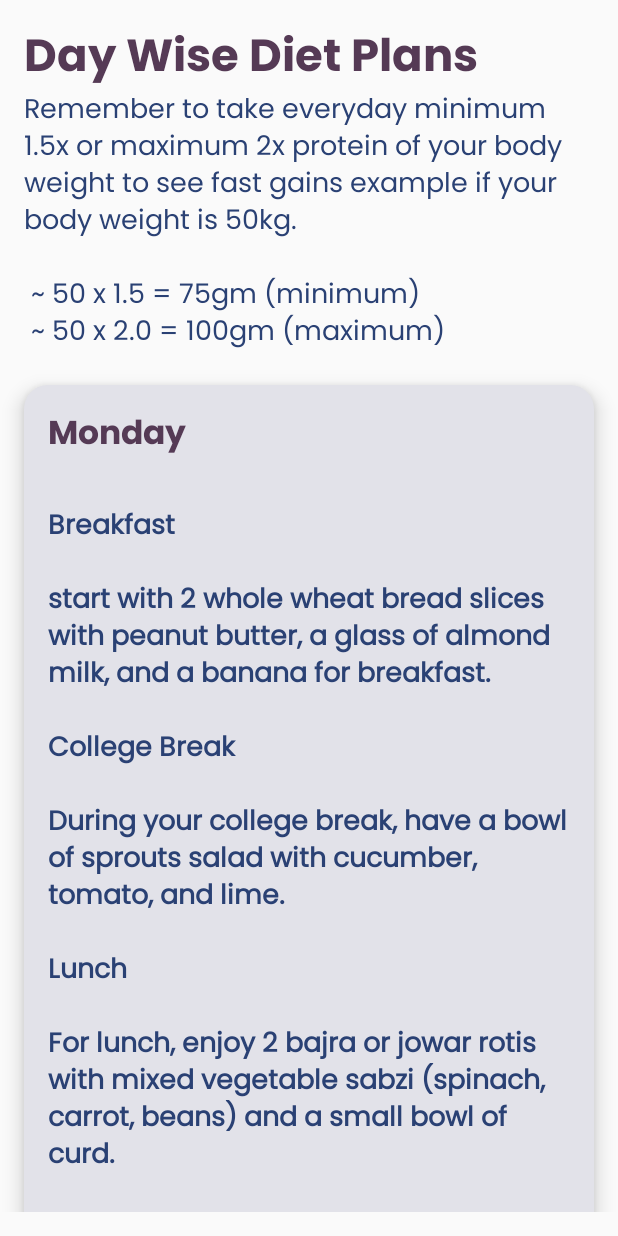
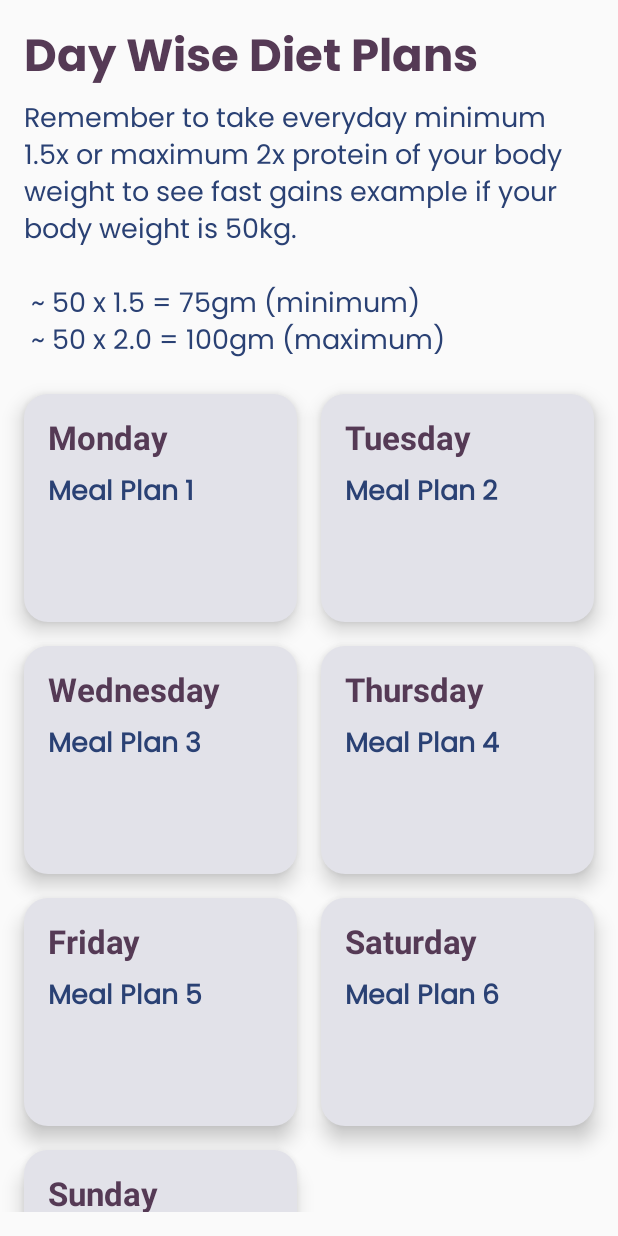
Before and after one commit to kotlindevs/FitByKit, an Android app built with Jetpack Compose: the screen it shows after launch (MainActivity), after a tap on "View Diet Plans", on a phone screen of 412 x 824 dp. Run offline under Robolectric (Android 15) with nearby library versions, the phone set to English and light mode, and no system bars; 4 statements that could not run were skipped; 1 other tap on this screen came first.

Commit message:
card format changed to grid

```diff
--- a/app/src/main/AndroidManifest.xml
+++ b/app/src/main/AndroidManifest.xml
@@ -20,7 +20,7 @@
         android:supportsRtl="true"
         android:theme="@style/Theme.FitByKit"
         tools:targetApi="31">
-        <activity android:name=".VideoPlayerActivity"/>
+        <activity android:name=".Screens.VideoPlayerActivity"/>
         <receiver android:name=".Notifications.ReminderBroadcast" android:exported="false"/>
         <activity
             android:name=".MainActivity"
--- a/app/src/main/java/com/example/fitbykit/Screens/DietListScreen.kt
+++ b/app/src/main/java/com/example/fitbykit/Screens/DietListScreen.kt
@@ -1,33 +1,18 @@
 package com.example.fitbykit.Screens
 
 import androidx.compose.foundation.clickable
-import androidx.compose.foundation.layout.Column
-import androidx.compose.foundation.layout.PaddingValues
-import androidx.compose.foundation.layout.Spacer
-import androidx.compose.foundation.layout.WindowInsets
-import androidx.compose.foundation.layout.asPaddingValues
-import androidx.compose.foundation.layout.fillMaxSize
-import androidx.compose.foundation.layout.fillMaxWidth
-import androidx.compose.foundation.layout.height
-import androidx.compose.foundation.layout.heightIn
-import androidx.compose.foundation.layout.padding
-import androidx.compose.foundation.layout.statusBars
-import androidx.compose.foundation.lazy.LazyColumn
-import androidx.compose.foundation.lazy.items
+import androidx.compose.foundation.layout.*
+import androidx.compose.foundation.lazy.grid.GridCells
+import androidx.compose.foundation.lazy.grid.LazyVerticalGrid
+import androidx.compose.foundation.lazy.grid.items
 import androidx.compose.foundation.shape.RoundedCornerShape
-import androidx.compose.material3.AlertDialog
-import androidx.compose.material3.Button
-import androidx.compose.material3.Card
-import androidx.compose.material3.CardDefaults
-import androidx.compose.material3.MaterialTheme
-import androidx.compose.material3.Text
-import androidx.compose.runtime.Composable
-import androidx.compose.runtime.mutableStateOf
-import androidx.compose.runtime.remember
+import androidx.compose.material3.*
+import androidx.compose.runtime.*
 import androidx.compose.ui.Modifier
 import androidx.compose.ui.text.font.Font
 import androidx.compose.ui.text.font.FontFamily
 import androidx.compose.ui.text.font.FontWeight
+import androidx.compose.ui.text.style.TextDecoration
 import androidx.compose.ui.unit.dp
 import androidx.lifecycle.viewmodel.compose.viewModel
 import androidx.navigation.NavController
@@ -38,20 +23,23 @@ import com.example.fitbykit.ViewModels.DietListViewModel
 fun DietListScreen(navController: NavController, dietListViewModel: DietListViewModel = viewModel()) {
 
     val dietGroup = dietListViewModel.dietGroups
-    val showDialog = remember { mutableStateOf(false) } // Dialog visibility state
+    val showDialog = remember { mutableStateOf(false) }
+    val completedDietGroups = remember { mutableStateListOf<Boolean>() }
+
+    LaunchedEffect(dietGroup) {
+        if (dietGroup.isNotEmpty()) {
+            completedDietGroups.clear()
+            completedDietGroups.addAll(List(dietGroup.size) { false })
+        }
+    }
 
     Column(
         modifier = Modifier
             .fillMaxSize()
             .padding(16.dp)
     ) {
-        val customFontRegular = FontFamily(
-            Font(R.font.regular, FontWeight.Normal)
-        )
-
-        val customFontBold = FontFamily(
-            Font(R.font.bold, FontWeight.Normal)
-        )
+        val customFontRegular = FontFamily(Font(R.font.regular, FontWeight.Normal))
+        val customFontBold = FontFamily(Font(R.font.bold, FontWeight.Normal))
 
         Text(
             text = "Day Wise Diet Plans",
@@ -59,10 +47,7 @@ fun DietListScreen(navController: NavController, dietListViewModel: DietListView
             color = MaterialTheme.colorScheme.tertiary,
             fontFamily = customFontBold,
             fontWeight = FontWeight.Bold,
-            modifier = Modifier.padding(
-                top = WindowInsets.statusBars.asPaddingValues().calculateTopPadding(),
-                bottom = 2.dp
-            )
+            modifier = Modifier.padding(top = WindowInsets.statusBars.asPaddingValues().calculateTopPadding(), bottom = 8.dp)
         )
 
         Text(
@@ -73,32 +58,46 @@ fun DietListScreen(navController: NavController, dietListViewModel: DietListView
             modifier = Modifier.padding(bottom = 16.dp)
         )
 
-        LazyColumn(
-            modifier = Modifier.fillMaxWidth(),
+        if (dietGroup.isNotEmpty()) {
+            LazyVerticalGrid(
+                columns = GridCells.Fixed(2),
                 contentPadding = PaddingValues(vertical = 8.dp),
+                verticalArrangement = Arrangement.spacedBy(16.dp),
+                horizontalArrangement = Arrangement.spacedBy(16.dp),
             ) {
-            items(dietGroup) { (dietGroup, dietPurpose) ->
+                items(dietGroup.indices.toList()) { index ->
                     DietGroupCard(
-                    dietGroup = dietGroup,
-                    dietPurpose = dietPurpose,
+                        dietGroup = dietGroup[index].first,
+                        dietPurpose = dietGroup[index].second,
+                        isCompleted = completedDietGroups.getOrNull(index) ?: false,
                         onClick = {
-                        showDialog.value = true // Show dialog on card click
+                            completedDietGroups[index] = !completedDietGroups[index]
                         }
                     )
-                Spacer(modifier = Modifier.height(16.dp))
                 }
+            }
+        } else {
+            Text(
+                text = "No diet plans available.",
+                style = MaterialTheme.typography.titleMedium,
+                color = MaterialTheme.colorScheme.primary,
+                fontFamily = customFontRegular,
+                modifier = Modifier.padding(top = 16.dp)
+            )
         }
     }
 
     if (showDialog.value) {
         DevelopmentDialog(
-            onDismiss = { showDialog.value = false } // Hide dialog when dismissed
+            onDismiss = { showDialog.value = false }
         )
     }
 }
 
 @Composable
-fun DietGroupCard(dietGroup: String, dietPurpose: String, onClick: () -> Unit) {
+fun DietGroupCard(dietGroup: String, dietPurpose: String, isCompleted: Boolean, onClick: () -> Unit) {
+    val textDecoration = if (isCompleted) TextDecoration.LineThrough else null
+
     Card(
         modifier = Modifier
             .fillMaxWidth()
@@ -111,25 +110,18 @@ fun DietGroupCard(dietGroup: String, dietPurpose: String, onClick: () -> Unit) {
                 .padding(16.dp)
                 .heightIn(min = 120.dp)
         ) {
-            val customFontBold = FontFamily(
-                Font(R.font.bold, FontWeight.Normal)
-            )
-            val customFontRegular = FontFamily(
-                Font(R.font.regular, FontWeight.Normal)
-            )
             Text(
                 text = dietGroup,
+                fontWeight = FontWeight.Bold,
                 style = MaterialTheme.typography.titleLarge,
                 color = MaterialTheme.colorScheme.tertiary,
-                fontWeight = FontWeight.Bold,
-                fontFamily = customFontBold,
+                textDecoration = textDecoration,
             )
             Spacer(modifier = Modifier.height(8.dp))
             Text(
                 text = dietPurpose,
                 style = MaterialTheme.typography.titleMedium,
                 color = MaterialTheme.colorScheme.primary,
-                fontFamily = customFontRegular,
                 fontWeight = FontWeight.Bold,
             )
         }
@@ -138,21 +130,15 @@ fun DietGroupCard(dietGroup: String, dietPurpose: String, onClick: () -> Unit) {
 
 @Composable
 fun DevelopmentDialog(onDismiss: () -> Unit) {
-
-    val customFontBold = FontFamily(
-        Font(R.font.bold,FontWeight.Normal)
-    )
-
-    val customFontNormal = FontFamily(
-        Font(R.font.regular,FontWeight.Normal)
-    )
+    val customFontBold = FontFamily(Font(R.font.bold, FontWeight.Normal))
+    val customFontNormal = FontFamily(Font(R.font.regular, FontWeight.Normal))
 
     AlertDialog(
         onDismissRequest = { onDismiss() },
         title = {
             Text(
                 text = "Under Development",
-                style = MaterialTheme.typography.titleLarge ,
+                style = MaterialTheme.typography.titleLarge,
                 color = MaterialTheme.colorScheme.tertiary,
                 fontFamily = customFontBold
             )
@@ -160,7 +146,7 @@ fun DevelopmentDialog(onDismiss: () -> Unit) {
         text = {
             Text(
                 text = "This feature is currently under development. Please check back later.",
-                style = MaterialTheme.typography.titleSmall ,
+                style = MaterialTheme.typography.titleSmall,
                 color = MaterialTheme.colorScheme.tertiary,
                 fontFamily = customFontNormal
             )
--- a/app/src/main/java/com/example/fitbykit/Screens/HomeScreen.kt
+++ b/app/src/main/java/com/example/fitbykit/Screens/HomeScreen.kt
@@ -1,5 +1,6 @@
 package com.example.fitbykit.Screens
 
+import androidx.compose.foundation.Image
 import androidx.compose.foundation.layout.Box
 import androidx.compose.foundation.layout.Column
 import androidx.compose.foundation.layout.Spacer
@@ -17,6 +18,9 @@ import androidx.compose.runtime.Composable
 import androidx.compose.runtime.getValue
 import androidx.compose.ui.Alignment
 import androidx.compose.ui.Modifier
+import androidx.compose.ui.graphics.painter.Painter
+import androidx.compose.ui.graphics.vector.ImageVector
+import androidx.compose.ui.res.painterResource
 import androidx.compose.ui.text.font.Font
 import androidx.compose.ui.text.font.FontFamily
 import androidx.compose.ui.text.font.FontWeight
--- a/app/src/main/java/com/example/fitbykit/VideoPlayerActivity.kt
+++ b/app/src/main/java/com/example/fitbykit/Screens/VideoPlayerScreen.kt
@@ -1,4 +1,4 @@
-package com.example.fitbykit
+package com.example.fitbykit.Screens
 
 import android.os.Bundle
 import android.view.ViewGroup
@@ -39,6 +39,7 @@ import androidx.compose.ui.unit.dp
 import androidx.compose.ui.unit.sp
 import androidx.compose.ui.viewinterop.AndroidView
 import androidx.lifecycle.ViewModelProvider
+import com.example.fitbykit.R
 import com.example.fitbykit.ViewModels.VideoPlayerViewModel
 import com.google.android.exoplayer2.ui.AspectRatioFrameLayout
 import com.google.android.exoplayer2.ui.PlayerView
--- a/app/src/main/java/com/example/fitbykit/Screens/WorkoutDetailScreen.kt
+++ b/app/src/main/java/com/example/fitbykit/Screens/WorkoutDetailScreen.kt
@@ -31,7 +31,6 @@ import androidx.compose.ui.unit.sp
 import androidx.lifecycle.viewmodel.compose.viewModel
 import com.example.fitbykit.R
 import com.example.fitbykit.Repository.WorkoutRepository
-import com.example.fitbykit.VideoPlayerActivity
 import com.example.fitbykit.ViewModels.WorkoutDetailViewModel
 import com.example.fitbykit.ViewModels.WorkoutDetailViewModelFactory
 import kotlinx.coroutines.launch
--- a/app/src/main/java/com/example/fitbykit/ViewModels/DietListViewModel.kt
+++ b/app/src/main/java/com/example/fitbykit/ViewModels/DietListViewModel.kt
@@ -7,58 +7,20 @@ import androidx.lifecycle.ViewModel
 class DietListViewModel : ViewModel() {
     private val _dietGroup = mutableStateListOf(
 
-        "Monday" to
-                "\nBreakfast \n \nstart with 2 whole wheat bread slices with peanut butter, a glass of almond milk, and a banana for breakfast. \n" +
-                "\nCollege Break \n \nDuring your college break, have a bowl of sprouts salad with cucumber, tomato, and lime. \n" +
-                "\nLunch \n \nFor lunch, enjoy 2 bajra or jowar rotis with mixed vegetable sabzi (spinach, carrot, beans) and a small bowl of curd. \n" +
-                "\nPre-workout \n \nhave an apple and 10 almonds \n" +
-                "\nPost-workout \n \ndrink a smoothie made of spinach, banana, and yogurt. \n" +
-                "\nDinner \n \nFor dinner, eat a bowl of lentil dal with 1 roti and a mixed salad.",
+        "Monday" to "Meal Plan 1",
 
-        "Tuesday" to
-                "\nBreakfast \n \nhave oats porridge with almonds, flaxseeds, and honey for breakfast. \n " +
-                "\nCollege Break \n \nDuring your college break, eat a boiled sweet potato with lime and salt. \n " +
-                "\nLunch \n \nFor lunch, have 2 ragi rotis with vegetable sabzi (cauliflower, peas, bell peppers) and a bowl of dal. \n" +
-                "\nPre-workout \n \neat a banana and some walnuts. \n" +
-                "\nPost-workout \n \nhave a boiled egg (or tofu) with cucumber slices and hummus. \n" +
-                "\nDinner \n \nFor dinner, eat paneer (or tofu) bhurji with brown rice and sautéed vegetables.",
+        "Tuesday" to "Meal Plan 2",
 
-        "Wednesday" to
-                "\nBreakfast \n \nstart with poha made with peanuts, curry leaves, and vegetables (carrot, peas, onion) for breakfast. \n" +
-                "\nCollege Break \n \nDuring your college break, have a fruit of your choice, like an apple or orange, with a few almonds. \n" +
-                "\nLunch \n \nFor lunch, eat 2 jowar rotis, mixed beans curry (rajma or chickpea), and cucumber salad. \n" +
-                "\nPre-workout \n \ndrink lemon water and snack on a handful of peanuts. \n" +
-                "\nPost-workout \n \nenjoy a glass of buttermilk with chia seeds. \n" +
-                "\nDinner \n \nFor dinner, stir-fry vegetables with tofu and have a bowl of brown rice.",
+        "Wednesday" to "Meal Plan 3",
 
-        "Thursday" to
-                "\nBreakfast \n \nhave upma with vegetables (carrot, beans) and a handful of peanuts for breakfast. \n" +
-                "\nCollege Break \n \nDuring your college break, eat a fruit like papaya and a few walnuts. \n" +
-                "\nLunch \n \nFor lunch, eat 2 bajra rotis with dal tadka and a green leafy vegetable sabzi like spinach. \n" +
-                "\nPre-workout \n \neat a banana with peanut butter. \n" +
-                "\nPost-workout \n \nhave a smoothie made of spinach, cucumber, and yogurt. \n" +
-                "\nDinner \n \nFor dinner, enjoy paneer curry with 1 roti and a vegetable salad.",
+        "Thursday" to "Meal Plan 4",
 
-        "Friday" to
-                "\nBreakfast \n \nstart your day with vegetable and paneer stuffed paratha with curd. \n" +
-                "\nCollege Break \n \nDuring your college break, eat a fruit like an orange or pear and 10 cashews. \n" +
-                "\nLunch \n \nFor lunch, eat 2 jowar rotis with mixed vegetables (carrot, bell pepper, and beans) and curd. \n" +
-                "\nPre-workout \n \nhave a boiled egg (or tofu) with carrot sticks. \n" +
-                "\nPost-workout \n \ndrink coconut water and eat a small fruit like kiwi or pear. \n" +
-                "\nDinner \n \nFor dinner, have a bowl of chickpea curry with a portion of quinoa.",
+        "Friday" to "Meal Plan 5",
 
-        "Saturday" to
-                "\nBreakfast \n \nhave a smoothie bowl made of banana, oats, almond milk, and chia seeds for breakfast. \n" +
-                "\nCollege Break \n \nDuring your college break, snack on roasted chickpeas. \n" +
-                "\nLunch \n \nFor lunch, eat 2 roti with dal makhani and vegetable sabzi like okra or brinjal. \n" +
-                "\nPre-workout \n \neat an apple with walnuts. \n" +
-                "\nPost-workout \n \ndrink buttermilk with chia seeds.\n" +
-                "\nDinner \n \nFor dinner, enjoy paneer tikka with a mixed salad and 1 roti.",
+        "Saturday" to "Meal Plan 6",
 
-        "Sunday" to
-                "\nBreakfast \n \nstart with whole wheat pancakes topped with honey and berries. \n" +
-                "\nLunch \n \nFor lunch, eat 2 roti with chole (chickpea curry) and cucumber-tomato salad. \n" +
-                "\nDinner \n \nFor dinner, enjoy spinach and paneer curry with 1 roti."
+        "Sunday" to "Meal Plan 7",
+
     )
 
     val dietGroups : SnapshotStateList<Pair<String,String>>
```
Lines whose indentation alone changed are shown as unchanged.
